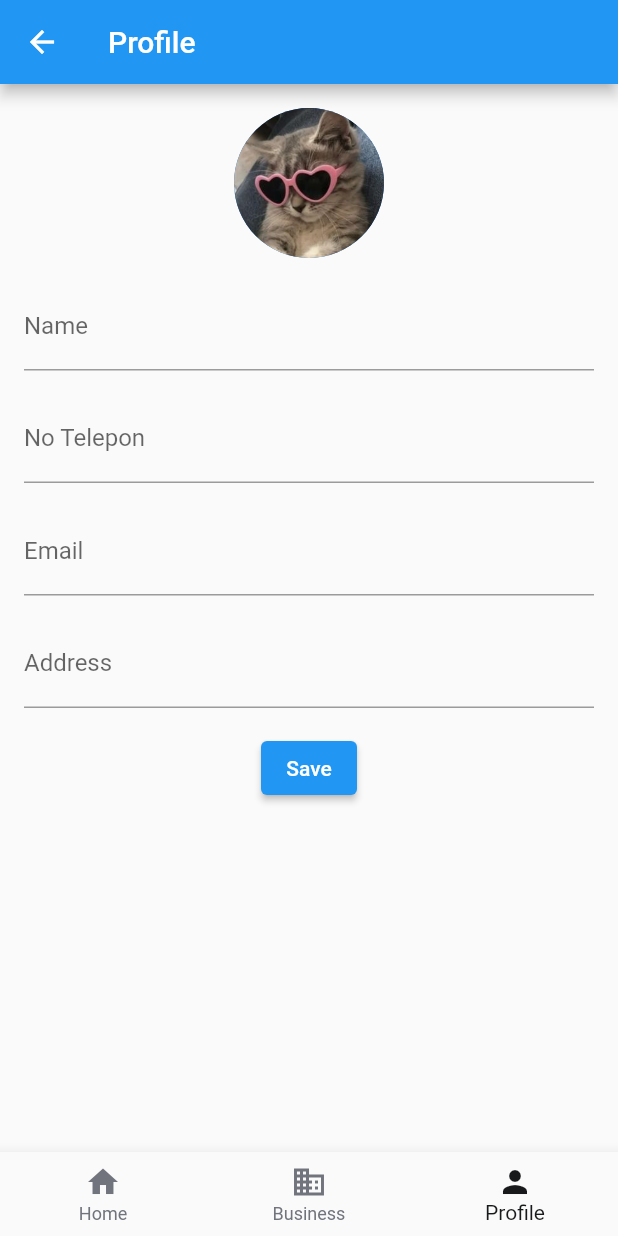
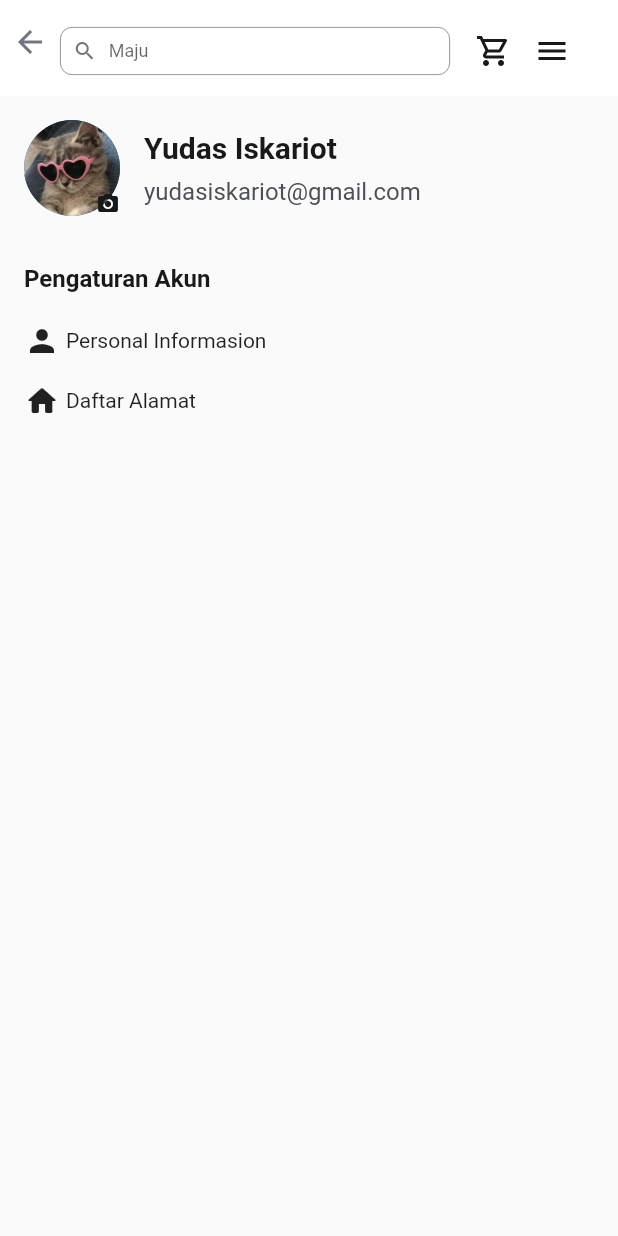
Before and after one commit to 210711042/Maju, a Flutter app: the HomeView screen opened directly, item 3 of the bottom bar chosen, on a phone screen of 412 x 824 dp. Run offline on Flutter 3.47's test engine with Material 2 defaults, Android fonts, the phone set to English and light mode, and no system bars; our stand-ins replace carousel_slider, flutter_slidable, flutter_svg, fluttertoast, shared_preferences, sqflite; accounts and stored records are empty; network calls fail.

Commit message:
feat(user_profile): create user profile

```diff
--- a/lib/views/home/home.dart
+++ b/lib/views/home/home.dart
@@ -1,4 +1,4 @@
-import 'dart:ffi';
+// import 'dart:ffi';
 
 import 'package:flutter/material.dart';
 import 'package:flutter_svg/flutter_svg.dart';
@@ -20,6 +20,8 @@ import 'package:maju/views/profile/profile.dart';
 // import 'package:flutter_slidable/flutter_slidable.dart';
 import 'package:flutter/services.dart';
 import 'dart:convert';
+
+import 'package:maju/views/profile/user_profile.dart';
 
 class HomeView extends StatefulWidget {
   const HomeView({super.key});
@@ -77,7 +79,7 @@ class _HomeViewState extends State<HomeView> {
             .push(MaterialPageRoute(builder: ((context) => ProductsView())));
       case 2:
         Navigator.of(context).push(
-          MaterialPageRoute(builder: (context) => ProfileView()),
+          MaterialPageRoute(builder: (context) => UserProfile()),
         );
         break;
     }
--- /dev/null
+++ b/lib/views/profile/user_profile.dart
@@ -0,0 +1,130 @@
+import 'package:flutter/material.dart';
+import 'package:maju/core/widgets/UI/maju_basic_appbar.dart';
+import 'package:maju/themes/palette.dart';
+
+class UserProfile extends StatefulWidget {
+  const UserProfile({super.key});
+
+  @override
+  State<UserProfile> createState() => _UserProfileState();
+}
+
+class _UserProfileState extends State<UserProfile> {
+  @override
+  Widget build(BuildContext context) {
+    return Scaffold(
+      appBar: MajuBasicAppBar(leadingSupport: true),
+      body: Padding(
+        padding: EdgeInsets.all(16.0),
+        child: Column(
+          // mainAxisAlignment: MainAxisAlignment.start,
+          crossAxisAlignment: CrossAxisAlignment.start,
+          children: [
+            Row(
+              children: [
+                Stack(
+                  children: [
+                    CircleAvatar(
+                      radius: 32,
+                      backgroundImage: AssetImage('assets/images/profile.jpg'),
+                    ),
+                    Positioned(
+                      child: Icon(
+                        Icons.camera_alt,
+                        size: 16.0,
+                        color: Palette.n900,
+                      ),
+                      bottom: 0,
+                      right: 0,
+                    )
+                  ],
+                ),
+                SizedBox(
+                  width: 16.0,
+                ),
+                Column(
+                  crossAxisAlignment: CrossAxisAlignment.start,
+                  children: [
+                    Text(
+                      "Yudas Iskariot",
+                      style: TextStyle(
+                          fontSize: 20,
+                          fontWeight: FontWeight.bold,
+                          color: Palette.n900),
+                    ),
+                    SizedBox(
+                      height: 8.0,
+                    ),
+                    Text(
+                      "yudasiskariot@gmail.com",
+                      style: TextStyle(
+                          fontSize: 16.0,
+                          fontWeight: FontWeight.normal,
+                          color: Palette.n700),
+                    )
+                  ],
+                )
+              ],
+            ),
+            SizedBox(
+              height: 32.0,
+            ),
+            Text(
+              "Pengaturan Akun",
+              style: TextStyle(
+                  fontSize: 16,
+                  fontWeight: FontWeight.w600,
+                  color: Palette.n900),
+            ),
+            SizedBox(
+              height: 16.0,
+            ),
+            Container(
+                padding: const EdgeInsets.symmetric(vertical: 4.0),
+                width: double.infinity,
+                child: GestureDetector(
+                  onTap: () {
+                    print("Personal information is tapped");
+                  },
+                  child: const Row(
+                    children: [
+                      Icon(
+                        Icons.person,
+                        size: 24.0,
+                      ),
+                      SizedBox(
+                        width: 4.0,
+                      ),
+                      Expanded(child: Text("Personal Informasion"))
+                    ],
+                  ),
+                )),
+            const SizedBox(
+              height: 8.0,
+            ),
+            Container(
+                padding: const EdgeInsets.symmetric(vertical: 4.0),
+                width: double.infinity,
+                child: GestureDetector(
+                  onTap: () {
+                    print("Daftar Alamat is tapped");
+                  },
+                  child: const Row(
+                    children: [
+                      Icon(
+                        Icons.home_rounded,
+                        size: 24.0,
+                      ),
+                      SizedBox(
+                        width: 4.0,
+                      ),
+                      Expanded(child: Text("Daftar Alamat"))
+                    ],
+                  ),
+                ))
+          ],
+        ),
+      ),
+    );
+  }
+}
```
